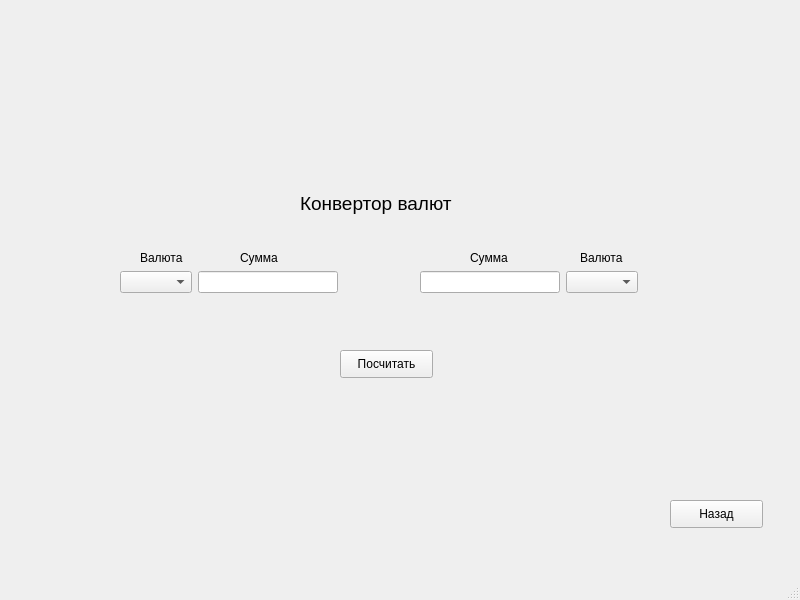
First picture: the form in ui/mainwindow.ui, repository vernolll/The-bank-s-application, before the edit.
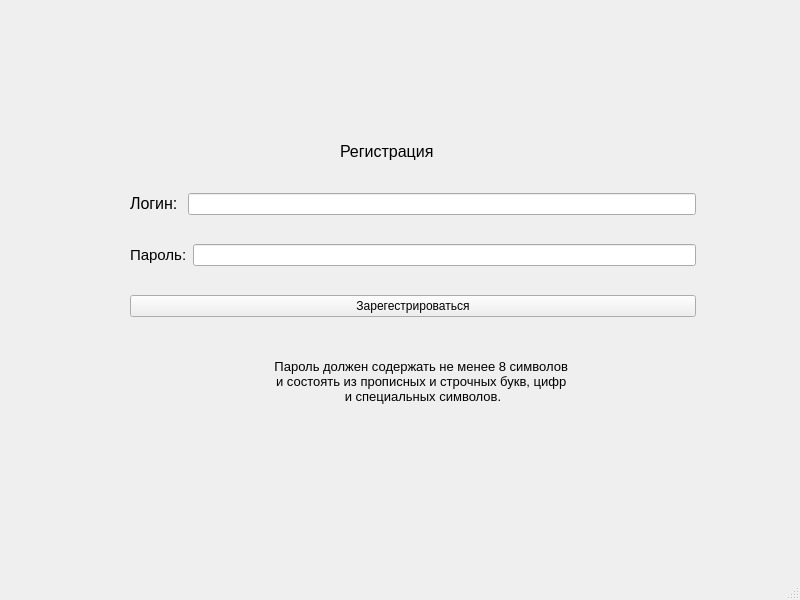
Second picture: the form after the edit. The open tabs and pages were chosen to show the change. Custom widgets are drawn as their Qt base class.

The edit to the form file:
```diff
--- a/ui/mainwindow.ui
+++ b/ui/mainwindow.ui
@@ -26,6 +26,164 @@
     <property name="currentIndex">
      <number>3</number>
     </property>
+    <widget class="QWidget" name="page_registration">
+     <widget class="QWidget" name="layoutWidget_2">
+      <property name="geometry">
+       <rect>
+        <x>130</x>
+        <y>170</y>
+        <width>566</width>
+        <height>171</height>
+       </rect>
+      </property>
+      <layout class="QVBoxLayout" name="verticalLayout_6">
+       <item>
+        <layout class="QHBoxLayout" name="horizontalLayout_7">
+         <item>
+          <widget class="QLabel" name="label_12">
+           <property name="text">
+            <string>&lt;html&gt;&lt;head/&gt;&lt;body&gt;&lt;p&gt;&lt;span style=&quot; font-size:12pt;&quot;&gt;Логин:  &lt;/span&gt;&lt;/p&gt;&lt;/body&gt;&lt;/html&gt;</string>
+           </property>
+          </widget>
+         </item>
+         <item>
+          <widget class="QLineEdit" name="lineEdit_login_2"/>
+         </item>
+        </layout>
+       </item>
+       <item>
+        <layout class="QHBoxLayout" name="horizontalLayout_8">
+         <item>
+          <widget class="QLabel" name="label_13">
+           <property name="text">
+            <string>&lt;html&gt;&lt;head/&gt;&lt;body&gt;&lt;p&gt;&lt;span style=&quot; font-size:11pt;&quot;&gt;Пароль:&lt;/span&gt;&lt;/p&gt;&lt;/body&gt;&lt;/html&gt;</string>
+           </property>
+          </widget>
+         </item>
+         <item>
+          <widget class="QLineEdit" name="lineEdit_password_2"/>
+         </item>
+        </layout>
+       </item>
+       <item>
+        <layout class="QHBoxLayout" name="horizontalLayout_9">
+         <item>
+          <widget class="QPushButton" name="pushButton_regirstr_2">
+           <property name="text">
+            <string>Зарегестрироваться</string>
+           </property>
+          </widget>
+         </item>
+        </layout>
+       </item>
+      </layout>
+     </widget>
+     <widget class="QLabel" name="label_14">
+      <property name="geometry">
+       <rect>
+        <x>340</x>
+        <y>140</y>
+        <width>114</width>
+        <height>24</height>
+       </rect>
+      </property>
+      <property name="text">
+       <string>&lt;html&gt;&lt;head/&gt;&lt;body&gt;&lt;p&gt;&lt;span style=&quot; font-size:12pt;&quot;&gt;Регистрация&lt;/span&gt;&lt;/p&gt;&lt;/body&gt;&lt;/html&gt;</string>
+      </property>
+     </widget>
+     <widget class="QLabel" name="label_15">
+      <property name="geometry">
+       <rect>
+        <x>230</x>
+        <y>350</y>
+        <width>386</width>
+        <height>63</height>
+       </rect>
+      </property>
+      <property name="text">
+       <string>&lt;!DOCTYPE HTML PUBLIC &quot;-//W3C//DTD HTML 4.0//EN&quot; &quot;http://www.w3.org/TR/REC-html40/strict.dtd&quot;&gt;
+&lt;html&gt;&lt;head&gt;&lt;meta name=&quot;qrichtext&quot; content=&quot;1&quot; /&gt;&lt;style type=&quot;text/css&quot;&gt;
+p, li { white-space: pre-wrap; }
+&lt;/style&gt;&lt;/head&gt;&lt;body style=&quot; font-family:'MS Shell Dlg 2'; font-size:8pt; font-weight:400; font-style:normal;&quot;&gt;
+&lt;p align=&quot;center&quot; style=&quot; margin-top:0px; margin-bottom:0px; margin-left:0px; margin-right:0px; -qt-block-indent:0; text-indent:0px;&quot;&gt;&lt;span style=&quot; font-size:10pt; color:#000000;&quot;&gt;Пароль должен содержать не менее 8 символов &lt;/span&gt;&lt;/p&gt;
+&lt;p align=&quot;center&quot; style=&quot; margin-top:0px; margin-bottom:0px; margin-left:0px; margin-right:0px; -qt-block-indent:0; text-indent:0px;&quot;&gt;&lt;span style=&quot; font-size:10pt; color:#000000;&quot;&gt;и состоять из прописных и строчных букв, цифр &lt;/span&gt;&lt;/p&gt;
+&lt;p align=&quot;center&quot; style=&quot; margin-top:0px; margin-bottom:0px; margin-left:0px; margin-right:0px; -qt-block-indent:0; text-indent:0px;&quot;&gt;&lt;span style=&quot; font-size:10pt; color:#000000;&quot;&gt;и специальных символов.&lt;/span&gt;&lt;/p&gt;&lt;/body&gt;&lt;/html&gt;</string>
+      </property>
+     </widget>
+    </widget>
+    <widget class="QWidget" name="page_autorization">
+     <widget class="QLabel" name="label_11">
+      <property name="geometry">
+       <rect>
+        <x>330</x>
+        <y>170</y>
+        <width>117</width>
+        <height>24</height>
+       </rect>
+      </property>
+      <property name="text">
+       <string>&lt;html&gt;&lt;head/&gt;&lt;body&gt;&lt;p&gt;&lt;span style=&quot; font-size:12pt;&quot;&gt;Авторизация&lt;/span&gt;&lt;/p&gt;&lt;/body&gt;&lt;/html&gt;</string>
+      </property>
+     </widget>
+     <widget class="QWidget" name="layoutWidget">
+      <property name="geometry">
+       <rect>
+        <x>160</x>
+        <y>210</y>
+        <width>441</width>
+        <height>141</height>
+       </rect>
+      </property>
+      <layout class="QVBoxLayout" name="verticalLayout_5">
+       <item>
+        <layout class="QHBoxLayout" name="horizontalLayout_4">
+         <item>
+          <widget class="QLabel" name="label_9">
+           <property name="text">
+            <string>&lt;html&gt;&lt;head/&gt;&lt;body&gt;&lt;p&gt;&lt;span style=&quot; font-size:12pt;&quot;&gt;Логин:&lt;/span&gt;&lt;/p&gt;&lt;/body&gt;&lt;/html&gt;</string>
+           </property>
+          </widget>
+         </item>
+         <item>
+          <widget class="QLineEdit" name="lineEdit_login"/>
+         </item>
+        </layout>
+       </item>
+       <item>
+        <layout class="QHBoxLayout" name="horizontalLayout_5">
+         <item>
+          <widget class="QLabel" name="label_10">
+           <property name="text">
+            <string>&lt;html&gt;&lt;head/&gt;&lt;body&gt;&lt;p&gt;&lt;span style=&quot; font-size:11pt;&quot;&gt;Пароль:&lt;/span&gt;&lt;/p&gt;&lt;/body&gt;&lt;/html&gt;</string>
+           </property>
+          </widget>
+         </item>
+         <item>
+          <widget class="QLineEdit" name="lineEdit_password"/>
+         </item>
+        </layout>
+       </item>
+       <item>
+        <layout class="QHBoxLayout" name="horizontalLayout_6">
+         <item>
+          <widget class="QPushButton" name="pushButton_regirstr">
+           <property name="text">
+            <string>Зарегестрироваться</string>
+           </property>
+          </widget>
+         </item>
+         <item>
+          <widget class="QPushButton" name="pushButton_login">
+           <property name="text">
+            <string>Войти</string>
+           </property>
+          </widget>
+         </item>
+        </layout>
+       </item>
+      </layout>
+     </widget>
+    </widget>
     <widget class="QWidget" name="page_main">
      <widget class="QWidget" name="layoutWidget">
       <property name="geometry">
@@ -285,7 +443,7 @@
         <x>120</x>
         <y>270</y>
         <width>218</width>
-        <height>24</height>
+        <height>26</height>
        </rect>
       </property>
       <layout class="QHBoxLayout" name="horizontalLayout_2">
@@ -303,7 +461,7 @@
         <x>420</x>
         <y>270</y>
         <width>218</width>
-        <height>24</height>
+        <height>26</height>
        </rect>
       </property>
       <layout class="QHBoxLayout" name="horizontalLayout_3">
```
Left out of the diff: 4 changed lines with no effect on the pictures.
